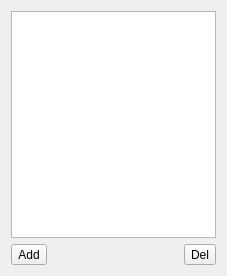
Before: the Qt Designer form src/SnapshotManagerWidget.ui in markus-wa/glmixer-mirror, drawn with Qt 5.
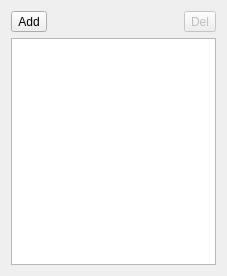
After: the same form once the commit is applied. Icons and pictures are not drawn.

Commit message: Stable implementation of basic functionnalities of Snapshot Manager.

```diff
--- a/src/SnapshotManagerWidget.ui
+++ b/src/SnapshotManagerWidget.ui
@@ -14,6 +14,60 @@
    <string>Snapshots</string>
   </property>
   <layout class="QVBoxLayout" name="verticalLayout">
+   <item>
+    <layout class="QHBoxLayout" name="horizontalLayout">
+     <item>
+      <widget class="QToolButton" name="addSnapshot">
+       <property name="toolTip">
+        <string>Take a new snapshot</string>
+       </property>
+       <property name="text">
+        <string>Add</string>
+       </property>
+       <property name="icon">
+        <iconset resource="../icons.qrc">
+         <normaloff>:/glmixer/icons/snapshot_new.png</normaloff>:/glmixer/icons/snapshot_new.png</iconset>
+       </property>
+       <property name="iconSize">
+        <size>
+         <width>24</width>
+         <height>24</height>
+        </size>
+       </property>
+      </widget>
+     </item>
+     <item>
+      <spacer name="horizontalSpacer">
+       <property name="orientation">
+        <enum>Qt::Horizontal</enum>
+       </property>
+       <property name="sizeHint" stdset="0">
+        <size>
+         <width>40</width>
+         <height>20</height>
+        </size>
+       </property>
+      </spacer>
+     </item>
+     <item>
+      <widget class="QToolButton" name="deleteSnapshot">
+       <property name="enabled">
+        <bool>false</bool>
+       </property>
+       <property name="toolTip">
+        <string>Delete selected snapshot</string>
+       </property>
+       <property name="text">
+        <string>Del</string>
+       </property>
+       <property name="icon">
+        <iconset resource="../icons.qrc">
+         <normaloff>:/glmixer/icons/fileclose.png</normaloff>:/glmixer/icons/fileclose.png</iconset>
+       </property>
+      </widget>
+     </item>
+    </layout>
+   </item>
    <item>
     <widget class="QListWidget" name="snapshotsList">
      <property name="autoScroll">
@@ -63,37 +117,6 @@
      </property>
     </widget>
    </item>
-   <item>
-    <layout class="QHBoxLayout" name="horizontalLayout">
-     <item>
-      <widget class="QToolButton" name="addSnapshot">
-       <property name="text">
-        <string>Add</string>
-       </property>
-      </widget>
-     </item>
-     <item>
-      <spacer name="horizontalSpacer">
-       <property name="orientation">
-        <enum>Qt::Horizontal</enum>
-       </property>
-       <property name="sizeHint" stdset="0">
-        <size>
-         <width>40</width>
-         <height>20</height>
-        </size>
-       </property>
-      </spacer>
-     </item>
-     <item>
-      <widget class="QToolButton" name="deleteSnapshot">
-       <property name="text">
-        <string>Del</string>
-       </property>
-      </widget>
-     </item>
-    </layout>
-   </item>
   </layout>
  </widget>
  <resources/>
```
Left out of the diff: 9 changed lines with no effect on the pictures. The commit also changes 9 other files.
